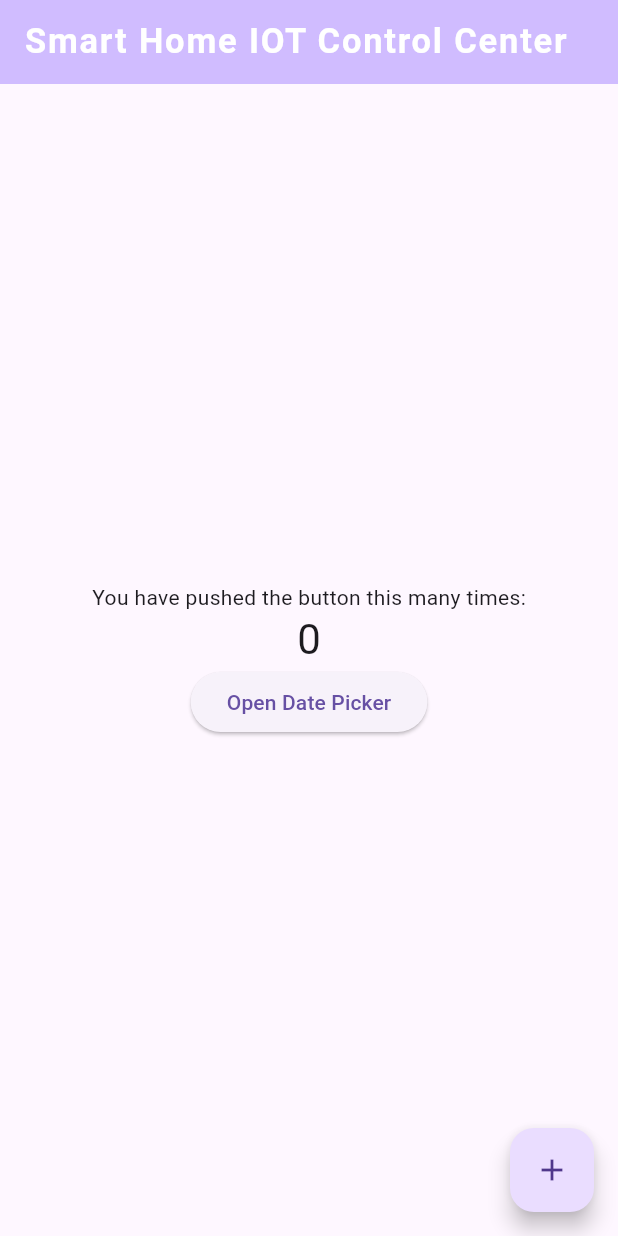
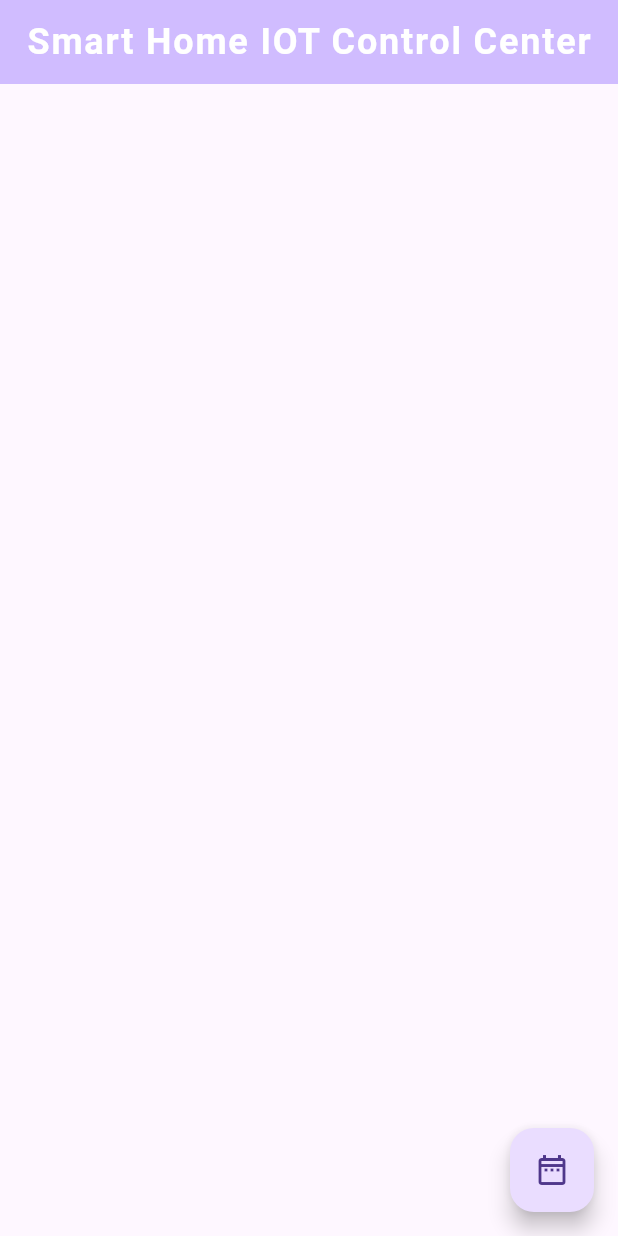
Before and after one commit to SahadRushdi/smart_home_iot_control_center, a Flutter app: the screen it shows after launch, on a phone screen of 412 x 824 dp. Run offline on Flutter 3.47's test engine with Material 3 defaults, Android fonts, the phone set to English and light mode, and no system bars.

Commit message:
Cleared Home Page Clutter.

```diff
--- a/lib/presentations/screen/home_page.dart
+++ b/lib/presentations/screen/home_page.dart
@@ -1,4 +1,3 @@
-// home_page.dart
 import 'package:flutter/material.dart';
 import 'package:smart_home_iot_control_center/presentations/date_picker_app.dart';
 
@@ -12,57 +11,41 @@ class MyHomePage extends StatefulWidget {
 }
 
 class _MyHomePageState extends State<MyHomePage> {
-  int _counter = 0;
-
-  void _incrementCounter() {
-    setState(() {
-      _counter += 2;
-    });
-  }
 
   @override
   Widget build(BuildContext context) {
     return Scaffold(
       appBar: AppBar(
         backgroundColor: Theme.of(context).colorScheme.inversePrimary,
+        centerTitle: true,
         title: Text(
           widget.title,
           style: const TextStyle(
-            fontSize: 23, // Increase the font size
+            fontSize: 24, // Increase the font size
             fontWeight: FontWeight.bold, // Make it bold
             color: Colors.white, // Set a custom color
             letterSpacing: 1.2, // Add some spacing between letters
           ),
         ),
       ),
-      body: Center(
+      body: const Center(
         child: Column(
           mainAxisAlignment: MainAxisAlignment.center,
           children: <Widget>[
-            const Text(
-              'You have pushed the button this many times:',
-            ),
-            Text(
-              '$_counter',
-              style: Theme.of(context).textTheme.headlineMedium,
-            ),
-            ElevatedButton(
-              onPressed: () {
-                Navigator.push(
-                  context,
-                  MaterialPageRoute(
-                      builder: (context) => const DatePickerApp()),
-                );
-              },
-              child: const Text("Open Date Picker"),
-            ),
+
           ],
         ),
       ),
       floatingActionButton: FloatingActionButton(
-        onPressed: _incrementCounter,
-        tooltip: 'Increment',
-        child: const Icon(Icons.add),
+        onPressed: () {
+          Navigator.push(
+            context,
+            MaterialPageRoute(
+                builder: (context) => const DatePickerApp()),
+          );
+        },
+        // tooltip: 'Increment',
+        child: const Icon(Icons.date_range_outlined),
       ), // This trailing comma makes auto-formatting nicer for build methods.
     );
   }
```
